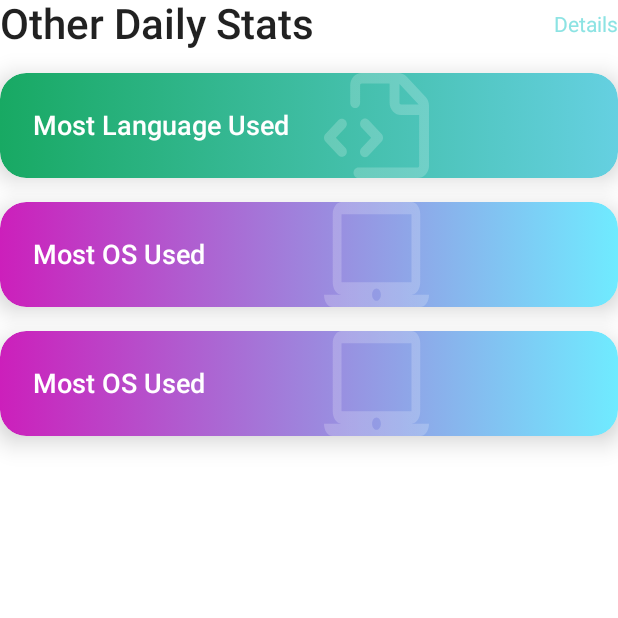
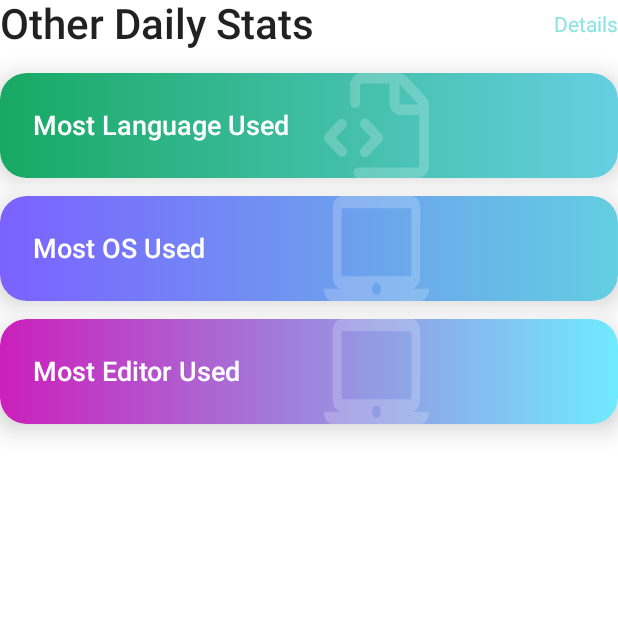
Before and after one commit to Jacob3075/WakaTimeApp, an Android app built with Jetpack Compose: the composable OtherDailyStatsSection called with empty values, on a phone screen of 412 x 824 dp, the top half of it. Run offline under Robolectric (Android 15) with nearby library versions, the phone set to English and light mode, and no system bars; 1 statement that could not run was skipped.

Commit message:
WTA #3: Updated some components to use new spacing class.

```diff
--- a/core/ui/src/main/java/com/jacob/wakatimeapp/core/ui/theme/Spacing.kt
+++ b/core/ui/src/main/java/com/jacob/wakatimeapp/core/ui/theme/Spacing.kt
@@ -9,6 +9,10 @@ import androidx.compose.ui.unit.dp
 data class Spacing internal constructor(
     val extraSmall: Dp = 4.dp,
     val small: Dp = 8.dp,
+    /**
+     * [When a size small is too small and the size medium is too big you are a size smedium](https://english.stackexchange.com/a/163611)
+     * */
+    val sMedium: Dp = 12.dp,
     val medium: Dp = 16.dp,
     val large: Dp = 32.dp,
     val extraLarge: Dp = 64.dp,
--- a/home/src/main/java/com/jacob/wakatimeapp/home/ui/components/OtherDailyStatsSection.kt
+++ b/home/src/main/java/com/jacob/wakatimeapp/home/ui/components/OtherDailyStatsSection.kt
@@ -41,20 +41,20 @@ fun OtherDailyStatsSection(
         language = dailyStats?.mostUsedLanguage.orEmpty(),
         onClick = onClick
     )
-    Spacer(modifier = Modifier.height(spacing.medium))
+    Spacer(modifier = Modifier.height(spacing.sMedium))
     OtherStatsCard(
-        gradient = gradients.purpleCyanLight,
+        gradient = gradients.blueCyan,
         iconId = drawable.ic_laptop,
         mainText = "Most OS Used",
         language = dailyStats?.mostUsedOs.orEmpty(),
         onClick = onClick
     )
-    Spacer(modifier = Modifier.height(spacing.medium))
+    Spacer(modifier = Modifier.height(spacing.sMedium))
     OtherStatsCard(
         gradient = gradients.purpleCyanLight,
         iconId = drawable.ic_laptop,
-        mainText = "Most OS Used",
-        language = dailyStats?.mostUsedOs.orEmpty(),
+        mainText = "Most Editor Used",
+        language = dailyStats?.mostUsedEditor.orEmpty(),
         onClick = onClick
     )
 }
--- a/home/src/main/java/com/jacob/wakatimeapp/home/ui/components/UserDetailsSection.kt
+++ b/home/src/main/java/com/jacob/wakatimeapp/home/ui/components/UserDetailsSection.kt
@@ -3,6 +3,7 @@ package com.jacob.wakatimeapp.home.ui.components
 import android.content.res.Configuration
 import androidx.compose.foundation.Image
 import androidx.compose.foundation.layout.*
+import androidx.compose.material.MaterialTheme
 import androidx.compose.material.Text
 import androidx.compose.runtime.Composable
 import androidx.compose.ui.Alignment
@@ -19,6 +20,7 @@ import com.jacob.wakatimeapp.core.models.UserDetails
 import com.jacob.wakatimeapp.core.ui.R
 import com.jacob.wakatimeapp.core.ui.theme.Typography
 import com.jacob.wakatimeapp.core.ui.theme.WakaTimeAppTheme
+import com.jacob.wakatimeapp.core.ui.theme.spacing
 
 @Composable
 fun UserDetailsSection(
@@ -41,7 +43,7 @@ fun UserDetailsSection(
                     .build()
             ),
             contentDescription = "Profile image",
-            modifier = Modifier.size(58.dp)
+            modifier = Modifier.size(MaterialTheme.spacing.extraLarge)
         )
         Spacer(modifier = Modifier.width(24.dp))
         Text(
```
Also changed, not shown: home/src/main/java/com/jacob/wakatimeapp/home/ui/components/RecentProjects.kt (+20 -12 lines).
